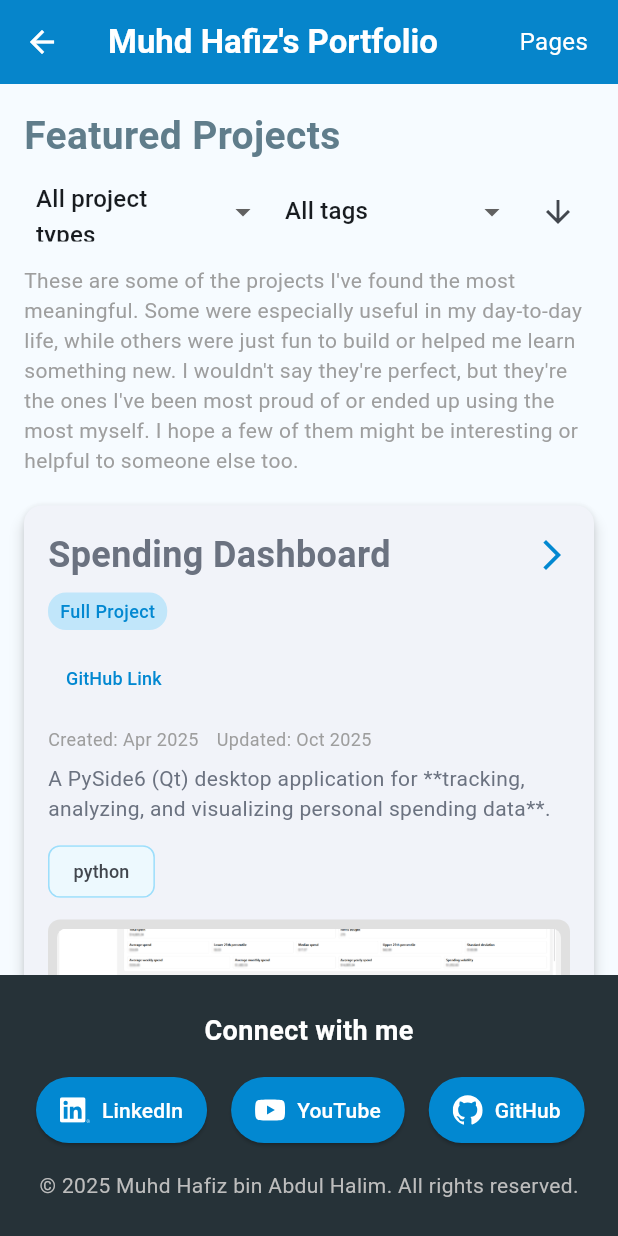
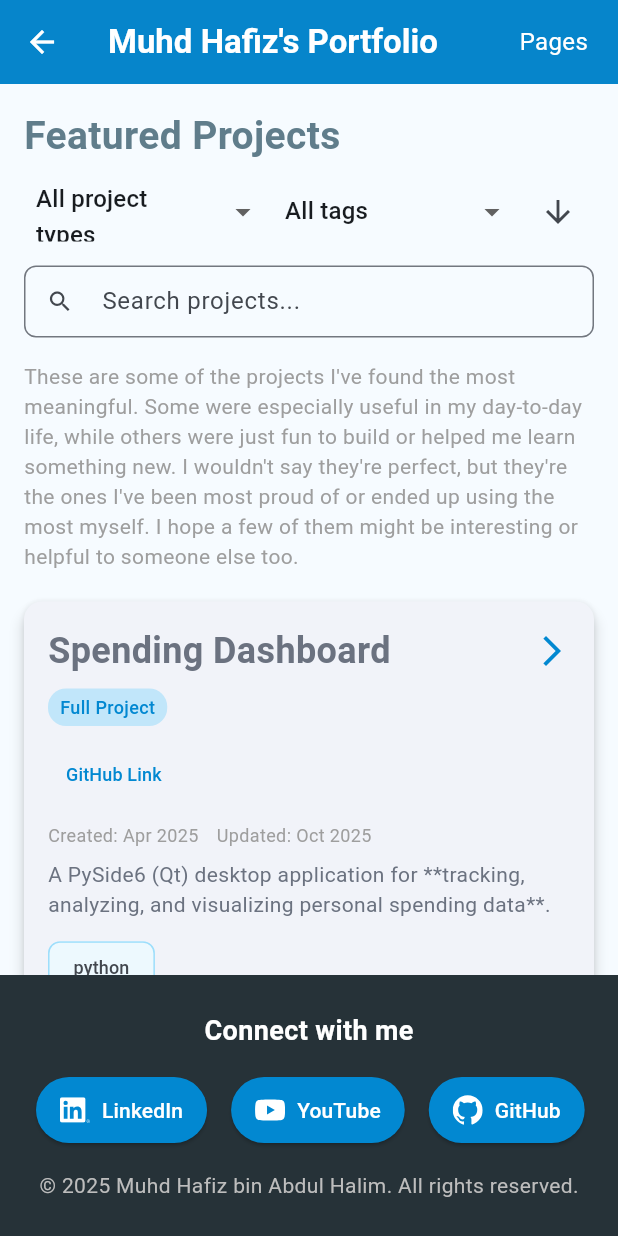
Before and after one commit to dragonstonehafiz/portfolio-site, a Flutter app: the ProjectsBasePage screen opened by its route, on a phone screen of 412 x 824 dp. Run offline on Flutter 3.47's test engine with Material 3 defaults, Android fonts, the phone set to English and light mode, and no system bars; our stand-ins replace flutter_markdown, flutter_svg, web; missing offline and left inert: dart:js_interop, dart:ui_web.

Commit message:
added search bar functionality

```diff
--- a/lib/pages/projects_base_page.dart
+++ b/lib/pages/projects_base_page.dart
@@ -32,6 +32,8 @@ class _ProjectsBasePageState extends State<ProjectsBasePage> {
   // Project type filter
   String? _selectedProjectType;
   List<String> _availableProjectTypes = [];
+  // Search query
+  String _searchQuery = '';
 
   @override
   void initState() {
@@ -152,6 +154,8 @@ class _ProjectsBasePageState extends State<ProjectsBasePage> {
           children: [
             _buildHeader(context, isMobile),
             const SizedBox(height: 12),
+            _buildSearchBar(context, isMobile),
+            const SizedBox(height: 16),
             _buildDescription(context, projects.length, isMobile),
             const SizedBox(height: 20),
             _buildProjectsPreview(context, projects, crossAxisCount, isMobile),
@@ -254,6 +258,29 @@ class _ProjectsBasePageState extends State<ProjectsBasePage> {
     );
   }
 
+  Widget _buildSearchBar(BuildContext context, bool isMobile) {
+    final input = TextField(
+      decoration: InputDecoration(
+        prefixIcon: const Icon(Icons.search),
+        hintText: 'Search projects...',
+        border: OutlineInputBorder(
+          borderRadius: BorderRadius.circular(8),
+        ),
+        isDense: true,
+      ),
+      onChanged: (value) {
+        setState(() {
+          _searchQuery = value.trim();
+        });
+      },
+    );
+
+    return SizedBox(
+      width: double.infinity,
+      child: input,
+    );
+  }
+
   // Projects preview section
   Widget _buildProjectsPreview(BuildContext context, List<ProjectData> projects, int crossAxisCount, bool isMobile) {
     if (projects.isEmpty) {
@@ -320,6 +347,19 @@ class _ProjectsBasePageState extends State<ProjectsBasePage> {
                 if (_selectedProjectType != null && _selectedProjectType!.isNotEmpty) {
                   projects = projects.where((p) => p.projectType == _selectedProjectType).toList();
                 }
+                // Apply search filter if query entered
+                if (_searchQuery.isNotEmpty) {
+                  final query = _searchQuery.toLowerCase();
+                  projects = projects.where((project) {
+                    final titleMatch = project.title.toLowerCase().contains(query);
+                    final descriptionMatch =
+                        project.description?.toLowerCase().contains(query) ?? false;
+                    final tagMatch = project.tags.any(
+                      (tag) => tag.toLowerCase().contains(query),
+                    );
+                    return titleMatch || descriptionMatch || tagMatch;
+                  }).toList();
+                }
 
                 // Always render the responsive layout (header + description + content).
                 // The layout will show an empty state where the projects grid would be
```
